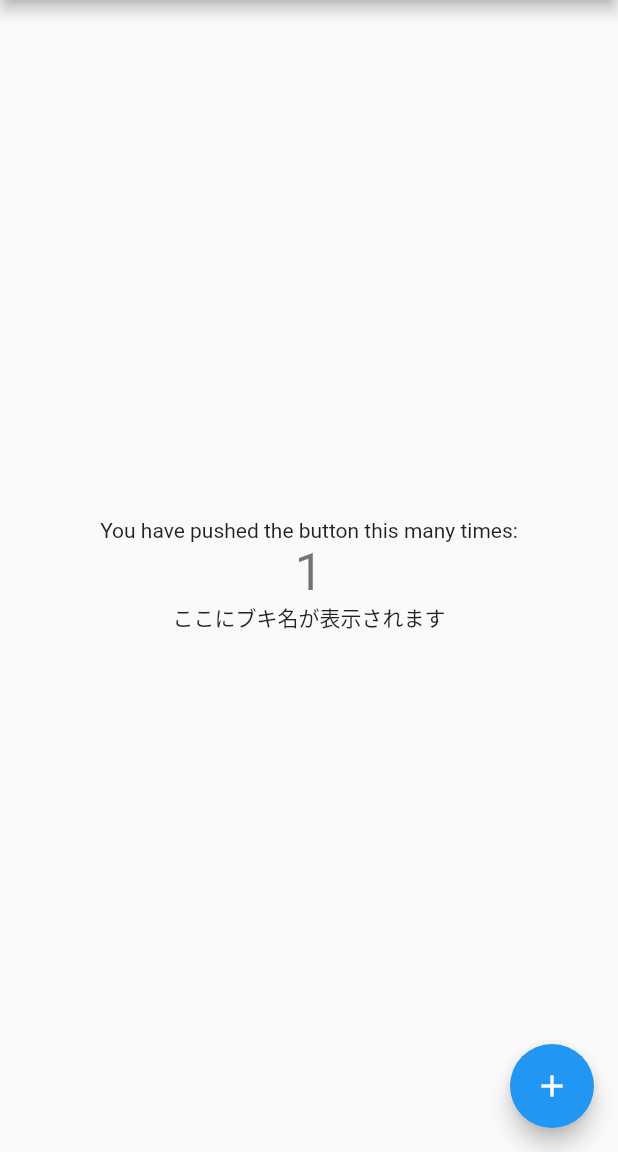
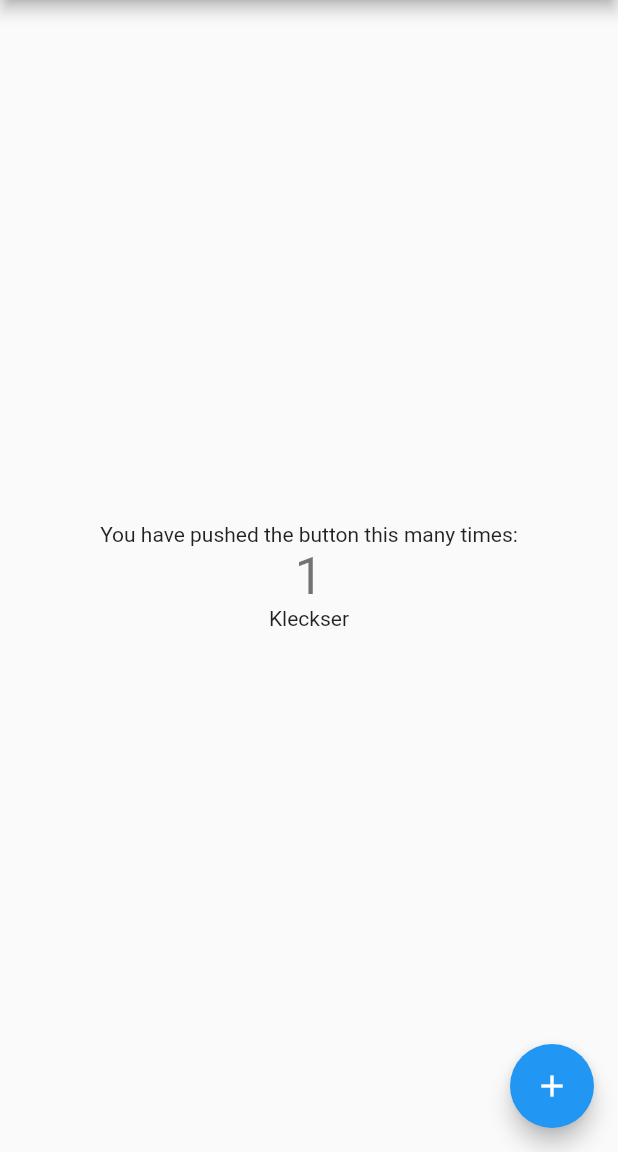
Before and after one commit to moguranran/splatoon_weapon_roulette, a Flutter app: the screen it shows after launch, after a tap on the "menu" icon, on a phone screen of 412 x 824 dp, the part 84-1236 px from its top. Run offline on Flutter 3.47's test engine with Material 2 defaults, Android fonts, the phone set to English and light mode, and no system bars.

```diff
--- a/lib/main.dart
+++ b/lib/main.dart
@@ -7,8 +7,37 @@ import 'package:splatoon_weapon_roulette/Weapon/Weapon.dart';
 import 'dart:async' show Future;
 import 'package:flutter/services.dart' show rootBundle;
 
-void main() {
+List<Player> players = List(4);
+final List<String> languages = [
+  'de_DE',
+  'en_GB',
+  'en_US',
+  'es_ES',
+  'es_MX',
+  'fr_CA',
+  'fr_FR',
+  'it_IT',
+  'ja_JP',
+  'nl_NL',
+  'ru_RU'
+];
+
+void main() async {
+  WidgetsFlutterBinding.ensureInitialized();
+  await init();
+  waitSetup();
   runApp(MyApp());
+}
+
+dynamic init() {
+  players[0] = new Player('プレイヤー1', languages[8]);
+  players[1] = new Player('プレイヤー2', languages[0]);
+  players[2] = new Player('プレイヤー3', languages[1]);
+  players[3] = new Player('プレイヤー4', languages[3]);
+}
+
+void waitSetup() {
+  print('waiting...${players[0].weapons.length}');
 }
 
 class MyApp extends StatelessWidget {
@@ -37,57 +66,22 @@ class MyHomePage extends StatefulWidget {
 
 class _MyHomePageState extends State<MyHomePage> {
   int _counter = 0;
-  List<Weapon> _weapons = [];
-  Weapon _weapon = null;
-  final List<String> languages = [
-    'de_DE',
-    'en_GB',
-    'en_US',
-    'es_ES',
-    'es_MX',
-    'fr_CA',
-    'fr_FR',
-    'it_IT',
-    'ja_JP',
-    'nl_NL',
-    'ru_RU'
-  ];
+  Weapon _weapon;
+
   int _cnt = 0;
-  String language = 'ja_JP';
-  List<Player> players = List(4);
-
-  void _makeWeaponList(List<Weapon> list){
-    // _weapons = [];
-    // String _loadData = await rootBundle.loadString('assets/weapon.json');
-    // List js = await jsonDecode(_loadData);
-    // js.forEach((key) {
-    //   Weapon weapon = Weapon.fromJson(key, language: language);
-    //   //list.add(weapon);
-    //   _weapons.add(weapon);
-    // });
-
-    // for (var key in js) {
-    //   Weapon weapon = Weapon.fromJson(key, language: language);
-    //   _weapons.add(weapon);
-    // }
-    //players.add(new Player('プレイヤー1', language));
-    players[0] = new Player('プレイヤー1', language);
-    print(players[0].weapons.length);
-  }
 
   void _showWeapon() {
     setState(() {
-      _weapon = players[0].weapons[_counter];
+      _weapon = players[_cnt].weapons[_counter];
       _counter++;
-      if (_counter > players[0].weapons.length) _counter = 0;
+      if (_counter == players[0].weapons.length) _counter = 0;
     });
   }
 
   void _openSettings() {
     _counter = 0;
     _cnt++;
-    if (_cnt > languages.length) _cnt = 0;
-    language = languages[_cnt];
+    if (_cnt > players.length) _cnt = 0;
     _showWeapon();
   }
 
@@ -103,10 +97,6 @@ class _MyHomePageState extends State<MyHomePage> {
 
   @override
   Widget build(BuildContext context) {
-    _makeWeaponList(_weapons);
-    //ToDo
-    //チョイス用チェックリストを作る
-
     return Scaffold(
       appBar: AppBar(
         leading: IconButton(
@@ -127,7 +117,6 @@ class _MyHomePageState extends State<MyHomePage> {
               style: Theme.of(context).textTheme.headline4,
             ),
             _getWeaponName(),
-            //Text('${_weapon.name}')
           ],
         ),
       ),
```
